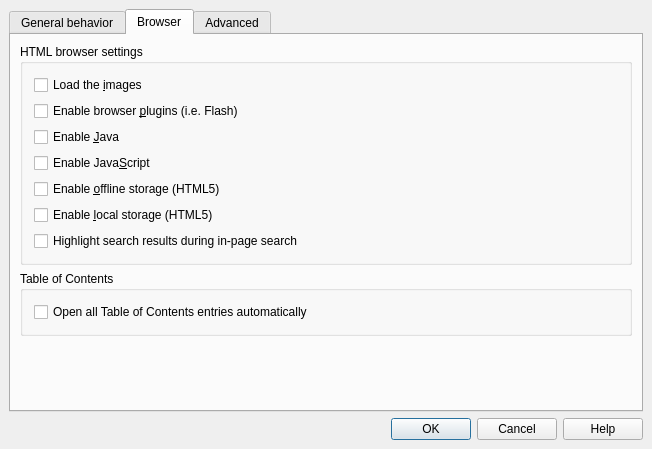
Old version of the form src/dialog_setup.ui in the repository gyunaev/kchmviewer.
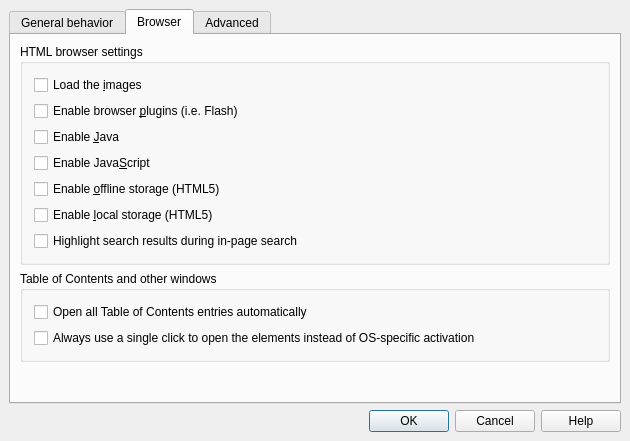
New version of the form. The open tabs and pages were chosen to show the change.

Commit message: Added an option (Settings/Browser/Always use single click) to use a single-click to open tree items in the contents/index tabs despite the selected OS activator such as KDE double-click. Off by default.

The edit to the form file:
```diff
--- a/src/dialog_setup.ui
+++ b/src/dialog_setup.ui
@@ -6,8 +6,8 @@
    <rect>
     <x>0</x>
     <y>0</y>
-    <width>652</width>
-    <height>449</height>
+    <width>630</width>
+    <height>441</height>
    </rect>
   </property>
   <property name="sizePolicy">
@@ -357,7 +357,7 @@
        <item>
         <widget class="QGroupBox" name="groupBox_3">
          <property name="title">
-          <string>Table of Contents</string>
+          <string>Table of Contents and other windows</string>
          </property>
          <layout class="QVBoxLayout" name="verticalLayout_2">
           <item>
@@ -367,6 +367,13 @@
             </property>
            </widget>
           </item>
+          <item>
+           <widget class="QCheckBox" name="boxUseSingleClick">
+            <property name="text">
+             <string>Always use a single click to open the elements instead of OS-specific activation</string>
+            </property>
+           </widget>
+          </item>
          </layout>
         </widget>
        </item>
```
The commit also changes 7 other files.
